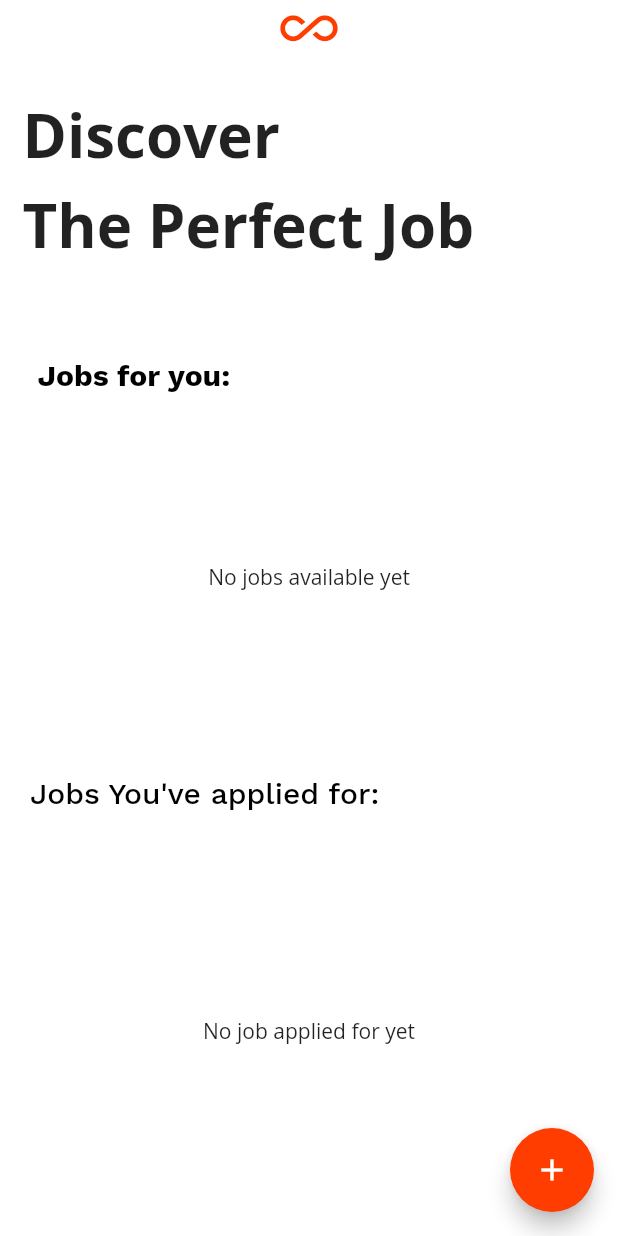
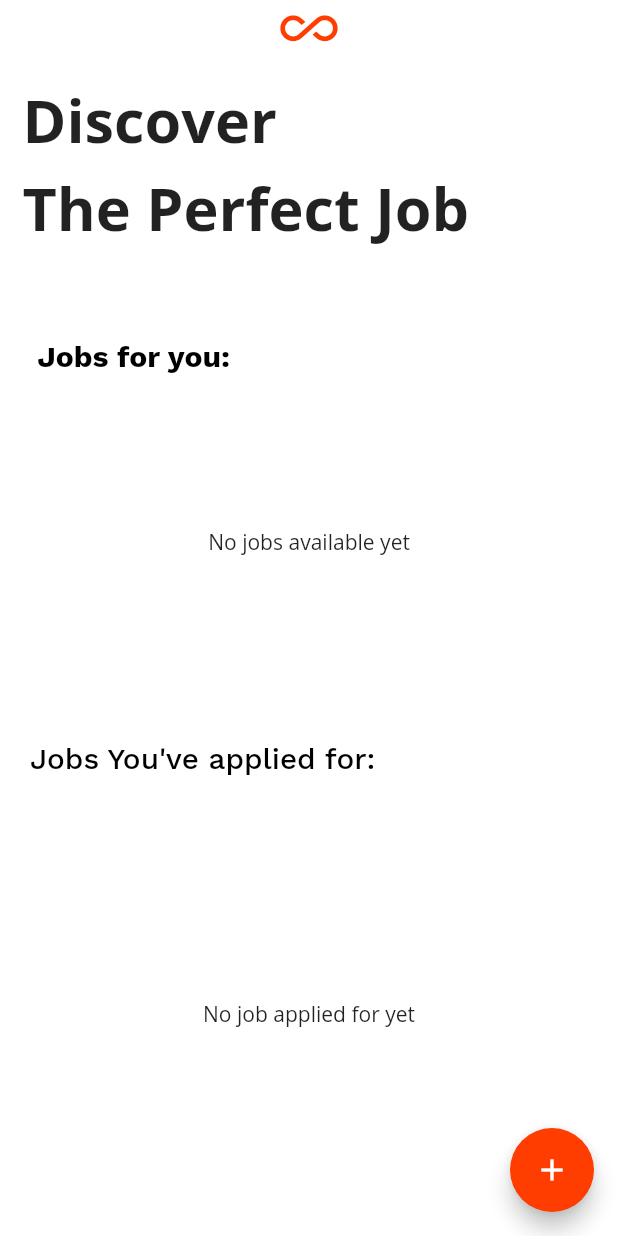
Before and after one commit to AchizuePriscilla/Job-Finder, a Flutter app: the screen it shows after launch, after a tap on "Start", on a phone screen of 412 x 824 dp. Run offline on Flutter 3.47's test engine with Material 2 defaults, Android fonts, the phone set to English and light mode, and no system bars; our stand-ins replace cloud_firestore, firebase_auth, firebase_core, fluttertoast, get_it, stacked; missing offline and left inert: flutter_email_sender; accounts and stored records are empty; network calls fail.

Commit message:
Final Fixes

```diff
--- a/lib/views/screens/description_screen.dart
+++ b/lib/views/screens/description_screen.dart
@@ -76,24 +76,25 @@ class _DescriptionScreenState extends State<DescriptionScreen>
                       SliverList(
                         delegate: SliverChildListDelegate([
                           SizedBox(
-                            height: 20,
+                            height: 1.2 * SizeConfig.heightMultiplier,
                           ),
                           Text(
                             'Discover \nThe Perfect Job',
                             style: TextStyle(
-                                fontSize: 40,
+                                fontSize: 4.8 * SizeConfig.textMultiplier,
                                 fontWeight: FontWeight.bold,
                                 height: 1.5,
                                 fontFamily: 'opensans'),
                           ),
                           SizedBox(
-                            height: 20,
+                            height: 2.4 * SizeConfig.heightMultiplier,
                           ),
                           SizedBox(
-                            height: 40,
+                            height: 4.8 * SizeConfig.heightMultiplier,
                           ),
                           Padding(
-                            padding: const EdgeInsets.only(left: 10.0),
+                            padding: EdgeInsets.only(
+                                left: 1.2 * SizeConfig.heightMultiplier),
                             child: Text(
                               'Jobs for you:',
                               style: TextStyle(
@@ -104,7 +105,7 @@ class _DescriptionScreenState extends State<DescriptionScreen>
                             ),
                           ),
                           SizedBox(
-                            height: 20,
+                            height: 1.2 * SizeConfig.heightMultiplier,
                           ),
                           Container(
                             height: SizeConfig.heightMultiplier * 25,
@@ -205,7 +206,7 @@ class _DescriptionScreenState extends State<DescriptionScreen>
                           'Jobs You\'ve applied for:',
                           style: TextStyle(
                               color: Colors.black,
-                              fontSize: 20,
+                              fontSize: 2.4 * SizeConfig.textMultiplier,
                               fontWeight: FontWeight.w500,
                               fontFamily: 'worksans'),
                         ),
@@ -217,8 +218,7 @@ class _DescriptionScreenState extends State<DescriptionScreen>
                         child: ViewModelBuilder<BaseModel>.reactive(
                           viewModelBuilder: () => BaseModel(),
                           builder: (_, model, __) =>
-                              StreamBuilder<
-                                  QuerySnapshot>(
+                              StreamBuilder<QuerySnapshot>(
                                   stream: FirebaseFirestore.instance
                                       .collection('jobs_applied')
                                       .doc(
@@ -234,7 +234,7 @@ class _DescriptionScreenState extends State<DescriptionScreen>
                                           primary: true,
                                           physics: PageScrollPhysics(),
                                           itemBuilder: (context, index) {
-                                            return CustomCard();
+                                            return CustomCard(jobTitle: jobList[index]['jobTitle'],);
                                           },
                                           itemCount: jobList.length,
                                         );
@@ -252,7 +252,8 @@ class _DescriptionScreenState extends State<DescriptionScreen>
                                     } else if (snapshot.hasError) {
                                       return const Center(
                                         child: Text(
-                                            'Oops! Something went wrong'),
+                                          'Oops! Something went wrong',
+                                        ),
                                       );
                                     } else {
                                       return const Center(
--- a/lib/views/screens/login_screen.dart
+++ b/lib/views/screens/login_screen.dart
@@ -1,12 +1,7 @@
 import 'package:flutter/material.dart';
 import 'package:sca_ui/routes/route_names.dart';
 import 'package:stacked/stacked.dart';
-import 'package:sca_ui/config.dart';
 import 'package:sca_ui/viewmodels/loginscreen_viewmodel.dart';
-import 'package:sca_ui/widgets/customButton.dart';
-import 'package:sca_ui/constants.dart';
-import 'package:firebase_auth/firebase_auth.dart';
-import 'package:sca_ui/views/screens/description_screen.dart';
 
 class LoginScreen extends StatefulWidget {
   @override
@@ -347,6 +342,7 @@ class _LoginScreenState extends State<LoginScreen>
                       InkWell(
                         onTap: () {
 //                              widget.toggleView();
+                        Navigator.pushNamed(context, RouteNames.registerScreen);
                         },
                         child: RichText(
                           text: TextSpan(children: [
--- a/lib/views/screens/register_screen.dart
+++ b/lib/views/screens/register_screen.dart
@@ -1,6 +1,7 @@
 
 import 'package:flutter/material.dart';
 import 'package:sca_ui/models/user.dart';
+import 'package:sca_ui/routes/route_names.dart';
 import 'package:sca_ui/viewmodels/registerscreen_viewmodel.dart';
 import 'package:stacked/stacked.dart';
 
@@ -78,7 +79,7 @@ class _RegisterScreenState extends State<RegisterScreen>
                     ),
                     InkWell(
                       onTap: () {
-//                        widget.toggleView();
+                        Navigator.pushNamed(context, RouteNames.registerScreen);
                       },
                       child: RichText(
                         text: TextSpan(children: [
--- a/lib/widgets/customTile.dart
+++ b/lib/widgets/customTile.dart
@@ -35,7 +35,7 @@ class CustomTile extends StatelessWidget {
               ],
             ),
             child: Padding(
-              padding: const EdgeInsets.all(15.0),
+              padding: EdgeInsets.all(1.8 * SizeConfig.heightMultiplier),
               child: Column(
                 children: [
                   Row(
@@ -54,7 +54,7 @@ class CustomTile extends StatelessWidget {
                         onPressed: null,
                         disabledColor: Colors.black87,
                         shape: RoundedRectangleBorder(
-                          borderRadius: BorderRadius.circular(20),
+                          borderRadius: BorderRadius.circular(2.4 * SizeConfig.heightMultiplier),
                         ),
                         child: Text(
                           "Full-time",
```
Also changed, not shown: lib/views/screens/job_application_screen.dart (+32 -26 lines), lib/widgets/customCard.dart (+6 -3 lines). Lines whose indentation alone changed are shown as unchanged.
